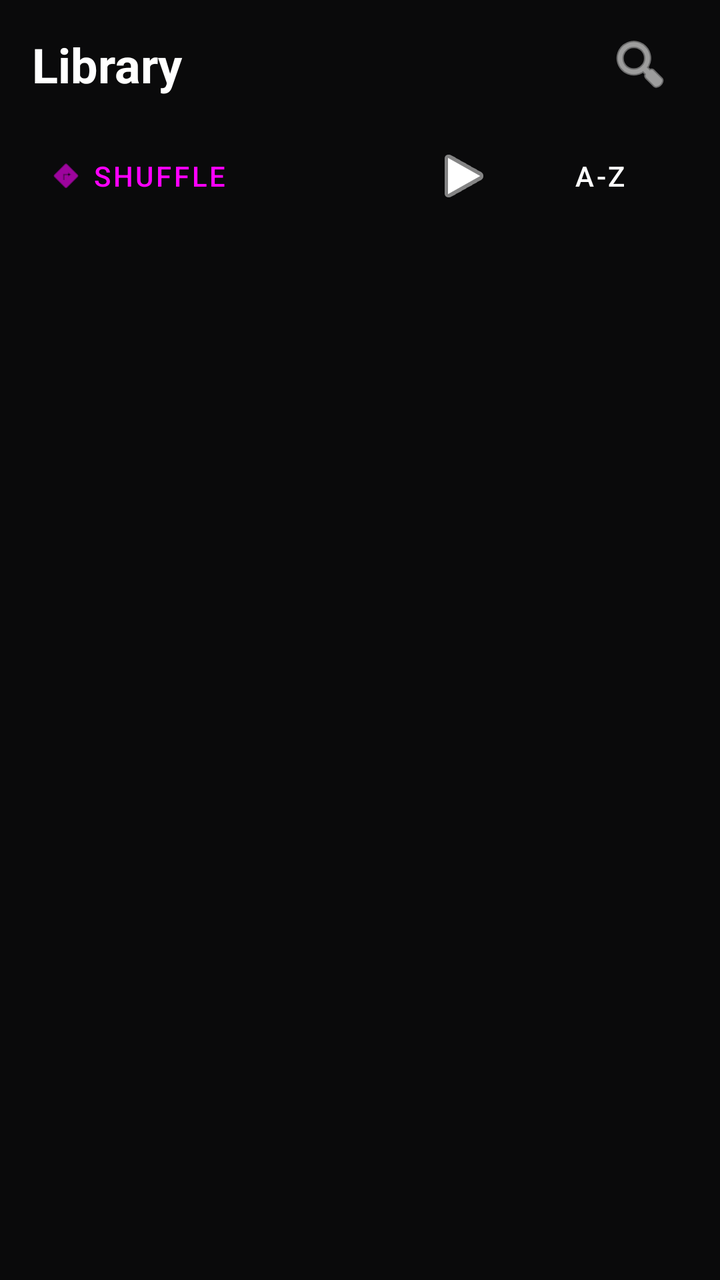
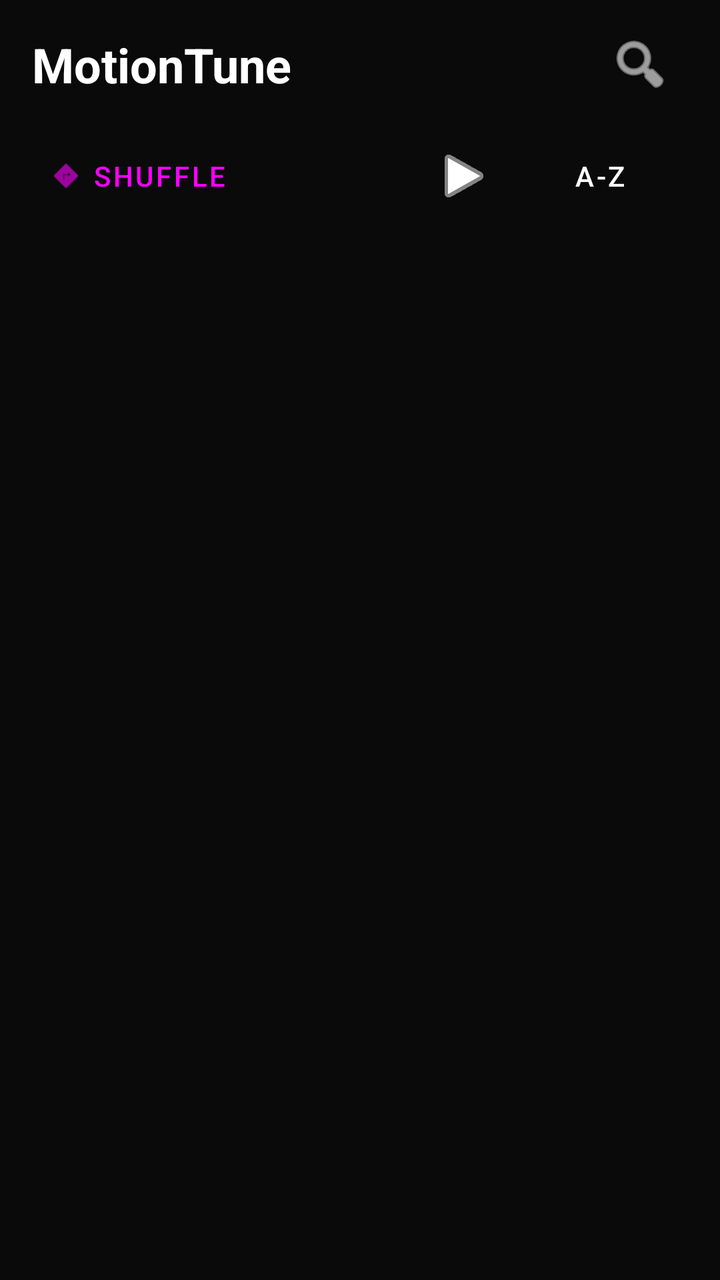

Compare the two renders of this Android layout. The source of the first and the diff that turns it into the second are given below.
<!-- AndroidManifest.xml: application theme Theme.MotionTune -->
<!-- res/layout/activity_main.xml -->
<?xml version="1.0" encoding="utf-8"?>
<androidx.coordinatorlayout.widget.CoordinatorLayout xmlns:android="http://schemas.android.com/apk/res/android"
    xmlns:app="http://schemas.android.com/apk/res-auto"
    android:layout_width="match_parent"
    android:layout_height="match_parent"
    android:background="@color/bg_dark"
    android:fitsSystemWindows="true">

    <com.google.android.material.appbar.AppBarLayout
        android:layout_width="match_parent"
        android:layout_height="wrap_content"
        android:background="@color/bg_dark"
        app:elevation="0dp">

        <com.google.android.material.appbar.MaterialToolbar
            android:id="@+id/toolbar"
            android:layout_width="match_parent"
            android:layout_height="?attr/actionBarSize">

            <androidx.constraintlayout.widget.ConstraintLayout
                android:layout_width="match_parent"
                android:layout_height="match_parent"
                android:layout_marginEnd="16dp">

                <TextView
                    android:id="@+id/tvLibraryTitle"
                    android:layout_width="wrap_content"
                    android:layout_height="wrap_content"
                    android:text="Library"
                    android:textColor="@color/text_primary"
                    android:textSize="24sp"
                    android:textStyle="bold"
                    app:layout_constraintBottom_toBottomOf="parent"
                    app:layout_constraintStart_toStartOf="parent"
                    app:layout_constraintTop_toTopOf="parent" />

                <EditText
                    android:id="@+id/searchEditText"
                    android:layout_width="0dp"
                    android:layout_height="40dp"
                    android:layout_marginEnd="8dp"
                    android:background="@drawable/search_bg"
                    android:drawableStart="@android:drawable/ic_menu_search"
                    android:drawablePadding="8dp"
                    android:hint="Search songs..."
                    android:inputType="text"
                    android:paddingHorizontal="12dp"
                    android:textColor="@color/text_primary"
                    android:textColorHint="@color/text_secondary"
                    android:visibility="gone"
                    app:layout_constraintBottom_toBottomOf="parent"
                    app:layout_constraintEnd_toStartOf="@+id/btnSearchTrigger"
                    app:layout_constraintStart_toStartOf="parent"
                    app:layout_constraintTop_toTopOf="parent" />

                <ImageButton
                    android:id="@+id/btnSearchTrigger"
                    android:layout_width="48dp"
                    android:layout_height="48dp"
                    android:background="?attr/selectableItemBackgroundBorderless"
                    android:src="@android:drawable/ic_menu_search"
                    app:layout_constraintBottom_toBottomOf="parent"
                    app:layout_constraintEnd_toEndOf="parent"
                    app:layout_constraintTop_toTopOf="parent"
                    app:tint="@color/text_primary" />
            </androidx.constraintlayout.widget.ConstraintLayout>
        </com.google.android.material.appbar.MaterialToolbar>

        <LinearLayout
            android:layout_width="match_parent"
            android:layout_height="wrap_content"
            android:orientation="horizontal"
            android:paddingHorizontal="16dp"
            android:paddingBottom="12dp"
            android:gravity="center_vertical">

            <com.google.android.material.button.MaterialButton
                android:id="@+id/btnShuffleAll"
                style="@style/Widget.MaterialComponents.Button.TextButton"
                android:layout_width="wrap_content"
                android:layout_height="wrap_content"
                android:text="SHUFFLE"
                android:textColor="@color/accent_purple"
                app:icon="@android:drawable/ic_menu_directions"
                app:iconTint="@color/accent_purple" />

            <View
                android:layout_width="0dp"
                android:layout_height="0dp"
                android:layout_weight="1" />

            <ImageButton
                android:id="@+id/btnPlayAll"
                android:layout_width="48dp"
                android:layout_height="48dp"
                android:background="?attr/selectableItemBackgroundBorderless"
                android:src="@android:drawable/ic_media_play"
                app:tint="@color/text_primary" />

            <com.google.android.material.button.MaterialButton
                android:id="@+id/btnSort"
                style="@style/Widget.MaterialComponents.Button.TextButton"
                android:layout_width="wrap_content"
                android:layout_height="wrap_content"
                android:text="A-Z"
                android:textColor="@color/text_primary" />
        </LinearLayout>
    </com.google.android.material.appbar.AppBarLayout>

    <androidx.recyclerview.widget.RecyclerView
        android:id="@+id/recyclerView"
        android:layout_width="match_parent"
        android:layout_height="match_parent"
        app:layout_behavior="@string/appbar_scrolling_view_behavior" />

</androidx.coordinatorlayout.widget.CoordinatorLayout>
<!-- resources referenced by this layout -->
<resources>
  <color name="accent_purple">#FF00FF</color>
  <color name="bg_dark">#0A0A0B</color>
  <color name="text_primary">#FFFFFF</color>
  <color name="text_secondary">#8E8E93</color>
  <!-- drawable search_bg (drawable) -->
  <?xml version="1.0" encoding="utf-8"?>
  <shape xmlns:android="http://schemas.android.com/apk/res/android">
      <solid android:color="#1AFFFFFF" /> <corners android:radius="20dp" />
  </shape>
  <style name="Theme.MotionTune" parent="Base.Theme.MotionTune" />
  <style name="Base.Theme.MotionTune" parent="Theme.Material3.DayNight.NoActionBar">
          
          
      </style>
</resources>

<!-- the commit's change to res/layout/activity_main.xml (unified diff, before → after) -->
@@ -26,7 +26,7 @@
                     android:id="@+id/tvLibraryTitle"
                     android:layout_width="wrap_content"
                     android:layout_height="wrap_content"
-                    android:text="Library"
+                    android:text="MotionTune"
                     android:textColor="@color/text_primary"
                     android:textSize="24sp"
                     android:textStyle="bold"
